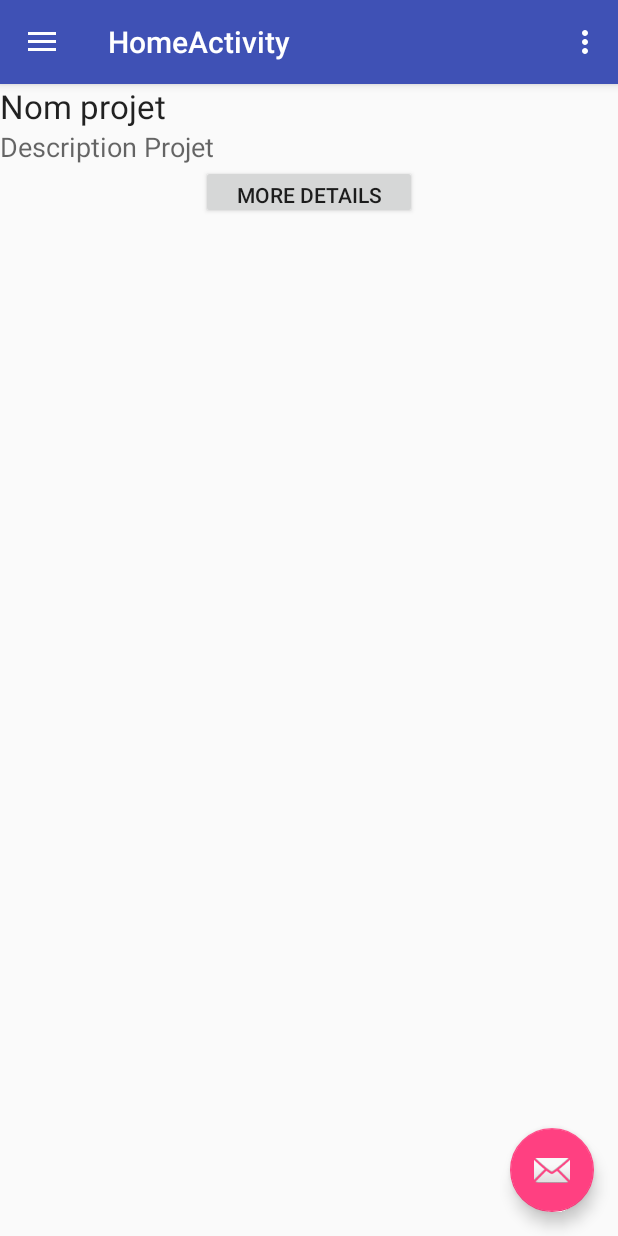
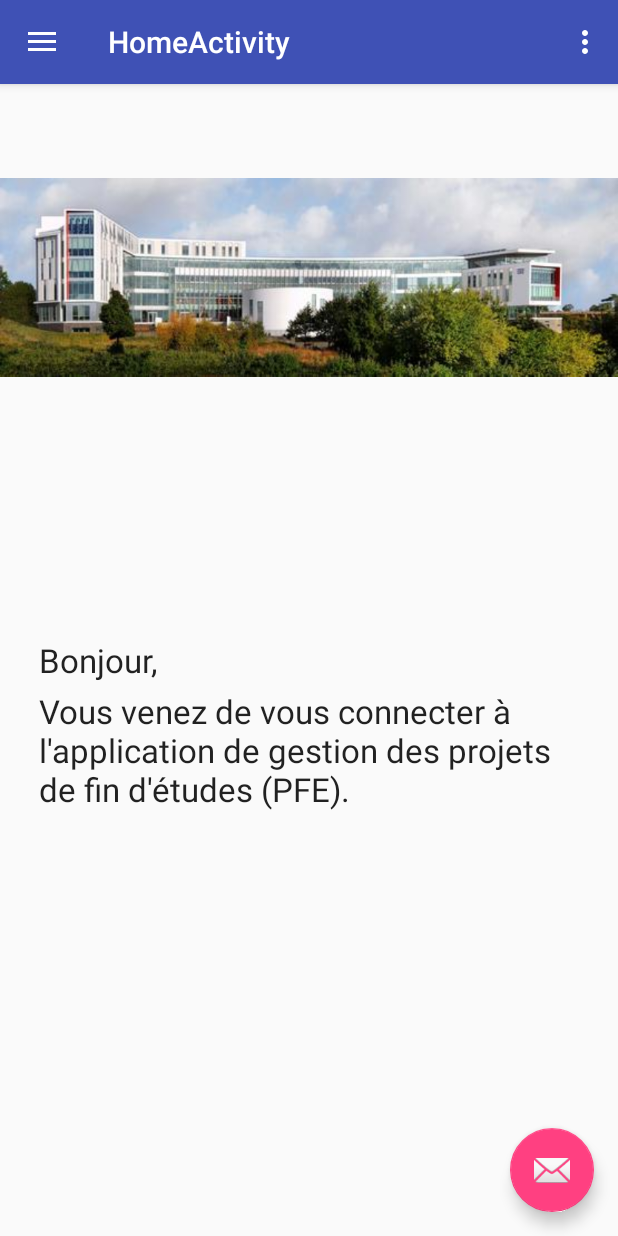
Before and after one commit to ludwigESEO/ESEO_APP_Project, an Android app: the HomeActivity screen opened directly, with no data from a screen before it, on a phone screen of 412 x 824 dp. Run offline under Robolectric (Android 15) with nearby library versions, the phone set to English and light mode, and no system bars.

Commit message:
all fragment and home_fragment finished

```diff
--- a/app/src/main/java/fr/eseo/dis/couroulu/eseo_app_project/HomeActivity.java
+++ b/app/src/main/java/fr/eseo/dis/couroulu/eseo_app_project/HomeActivity.java
@@ -28,6 +28,8 @@ public class HomeActivity extends AppCompatActivity
     private ViewPager viewPager;
     private AllPostersFragment postersFragment;
     private MyPostersFragment myposterFragment;
+    private MyJuriesFragment myJuriesFragment ;
+    private HomeFragment homeFragment;
     private MonPagerAdapter pagerAdapter;
 
     @Override
@@ -62,9 +64,11 @@ public class HomeActivity extends AppCompatActivity
         String login = intent.getStringExtra("Login");
         loginTextView.setText(login);
 
-
+        this.homeFragment = new HomeFragment();
         this.myposterFragment = new MyPostersFragment();
         this.postersFragment = new AllPostersFragment();
+        this.myJuriesFragment = new MyJuriesFragment();
+
         viewPager = (ViewPager) findViewById(R.id.viewPager);
         pagerAdapter = new MonPagerAdapter(getSupportFragmentManager());
         viewPager.setAdapter(pagerAdapter);
@@ -109,11 +113,11 @@ public class HomeActivity extends AppCompatActivity
         int id = item.getItemId();
 
         if (id == R.id.nav_allprojects) {
-                viewPager.setCurrentItem(0);
+                viewPager.setCurrentItem(1);
         } else if (id == R.id.nav_myproject) {
-                viewPager.setCurrentItem(1);
+                viewPager.setCurrentItem(2);
         } else if (id == R.id.nav_jurys) {
-
+                viewPager.setCurrentItem(3);
 
         }
 
@@ -131,16 +135,20 @@ public class HomeActivity extends AppCompatActivity
         @Override
         public Fragment getItem(int position) {
             if (position == 0) {
+                return homeFragment;
+            }if (position == 1){
                 return postersFragment;
+            }if (position == 2) {
+                return myposterFragment ;
             }else{
-                return myposterFragment;
+                return myJuriesFragment;
             }
 
         }
 
         @Override
         public int getCount() {
-            return 2;
+            return 4;
         }
     }
 }
--- /dev/null
+++ b/app/src/main/java/fr/eseo/dis/couroulu/eseo_app_project/HomeFragment.java
@@ -0,0 +1,18 @@
+package fr.eseo.dis.couroulu.eseo_app_project;
+
+import android.content.Context;
+import android.net.Uri;
+import android.os.Bundle;
+import android.support.v4.app.Fragment;
+import android.view.LayoutInflater;
+import android.view.View;
+import android.view.ViewGroup;
+
+
+public class HomeFragment extends Fragment {
+    @Override public View onCreateView(LayoutInflater inflater, ViewGroup container, Bundle savedInstanceState) {
+        View view = inflater.inflate(R.layout.fragment_home, container, false);
+
+        return view;
+    }
+}
--- /dev/null
+++ b/app/src/main/java/fr/eseo/dis/couroulu/eseo_app_project/MyJuriesFragment.java
@@ -0,0 +1,18 @@
+package fr.eseo.dis.couroulu.eseo_app_project;
+
+import android.content.Context;
+import android.net.Uri;
+import android.os.Bundle;
+import android.support.v4.app.Fragment;
+import android.view.LayoutInflater;
+import android.view.View;
+import android.view.ViewGroup;
+
+
+public class MyJuriesFragment extends Fragment {
+    @Override public View onCreateView(LayoutInflater inflater, ViewGroup container, Bundle savedInstanceState) {
+        View view = inflater.inflate(R.layout.fragment_my_juries, container, false);
+
+        return view;
+    }
+}
--- /dev/null
+++ b/app/src/main/res/layout/fragment_home.xml
@@ -0,0 +1,32 @@
+<FrameLayout xmlns:android="http://schemas.android.com/apk/res/android"
+    xmlns:tools="http://schemas.android.com/tools"
+    android:layout_width="match_parent"
+    android:layout_height="match_parent"
+    tools:context="fr.eseo.dis.couroulu.eseo_app_project.HomeFragment">
+
+
+    <ImageView
+        android:layout_width="match_parent"
+        android:layout_height="wrap_content"
+        android:layout_gravity="center_horizontal"
+        android:layout_marginTop="40dp"
+        android:src="@drawable/batiment_eseo" />
+
+    <TextView
+        android:layout_width="359dp"
+        android:layout_height="wrap_content"
+        android:text="@string/home_fragment"
+        android:textAppearance="@style/TextAppearance.AppCompat.Large"
+        android:layout_gravity="center" />
+
+    <TextView
+        android:layout_width="359dp"
+        android:layout_height="wrap_content"
+        android:text="@string/home_fragment_text"
+        android:textAppearance="@style/TextAppearance.AppCompat.Large"
+        android:layout_marginTop="60dp"
+        android:layout_gravity="center"/>
+
+
+
+</FrameLayout>
--- /dev/null
+++ b/app/src/main/res/layout/fragment_my_juries.xml
@@ -0,0 +1,13 @@
+<FrameLayout xmlns:android="http://schemas.android.com/apk/res/android"
+    xmlns:tools="http://schemas.android.com/tools"
+    android:layout_width="match_parent"
+    android:layout_height="match_parent"
+    tools:context="fr.eseo.dis.couroulu.eseo_app_project.MyJuriesFragment">
+
+    <!-- TODO: Update blank fragment layout -->
+    <TextView
+        android:layout_width="match_parent"
+        android:layout_height="match_parent"
+        android:text="hello_juries_fragment" />
+
+</FrameLayout>
--- a/app/src/main/res/values/strings.xml
+++ b/app/src/main/res/values/strings.xml
@@ -24,4 +24,6 @@
     <string name="hello_blank_fragment">Hello blank fragment</string>
     <string name="strAllProjectsView">Here, you can have access at all the projects !</string>
     <string name="strAfficherInfoProject">More Details</string>
+    <string name="home_fragment">Bonjour, </string>
+    <string name="home_fragment_text">Vous venez de vous connecter à l\'application de gestion des projets de fin d\'études (PFE).</string>
 </resources>
```
Also changed, not shown: app/src/main/res/drawable-v24/batiment_eseo.png (added).
